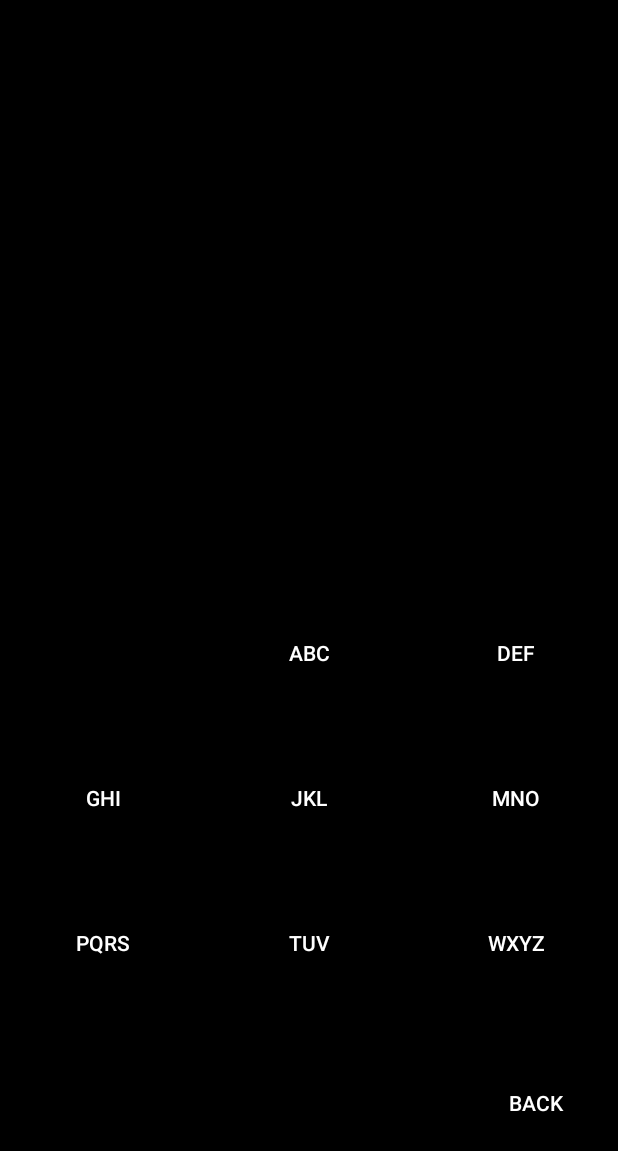
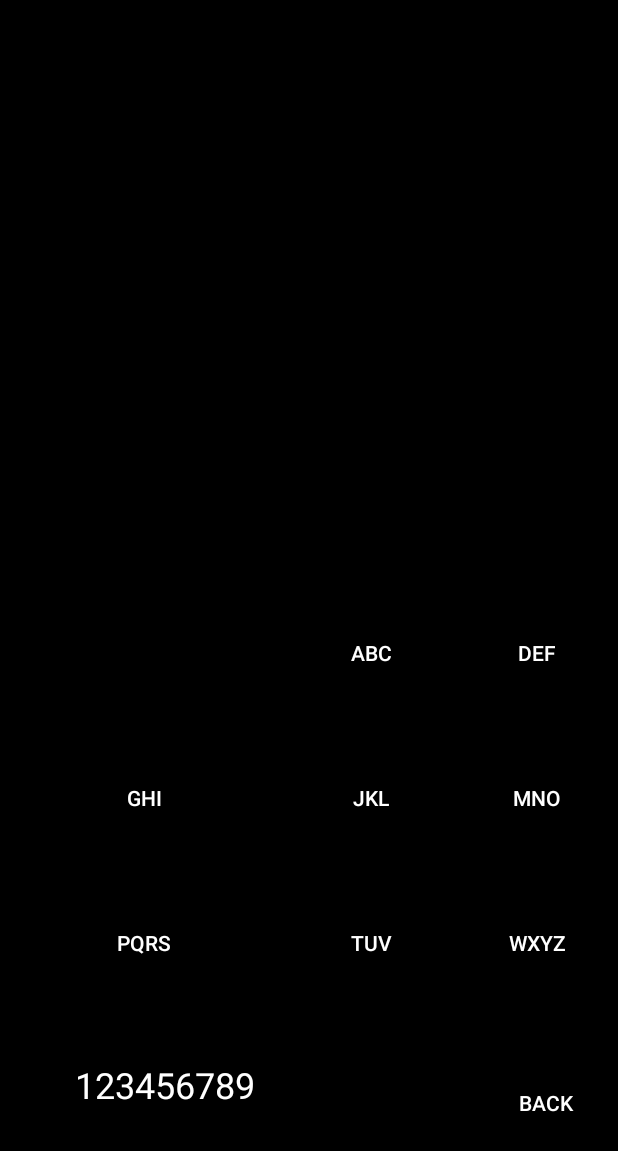
Before and after one commit to anshulagx/Productivity-Launcher, an Android app: the layout fragment_c_layout.xml on its own in the app's theme, with its tools: preview values and no code run, on a phone screen of 412 x 824 dp. Shown: the top 1151 px of the screen. Run offline under Robolectric (Android 15) with nearby library versions, the phone set to English and light mode, and no system bars.

Commit message:
Call interface ui improvement

```diff
--- a/app/src/main/java/com/example/launcher/FragmentC.java
+++ b/app/src/main/java/com/example/launcher/FragmentC.java
@@ -17,6 +17,7 @@ import android.view.View;
 import android.view.ViewGroup;
 import android.widget.Button;
 import android.widget.FrameLayout;
+import android.widget.TextView;
 
 import androidx.annotation.NonNull;
 import androidx.annotation.Nullable;
@@ -119,6 +120,9 @@ public class FragmentC extends Fragment implements View.OnClickListener {
 
         }
 
+        TextView t=((TextView)getView().findViewById(R.id.tokenDisplay));
+        t.setText(token);
+
         if (token.length()==10)
         {
 
--- a/app/src/main/res/layout/fragment_c_layout.xml
+++ b/app/src/main/res/layout/fragment_c_layout.xml
@@ -140,7 +140,18 @@
                 android:layout_weight="5"
                 android:background="@color/colorPrimaryDark"
                 android:text=""
-                android:textColor="@color/colorPrimary" />
+                android:textColor="@color/colorPrimary">
+
+                <TextView
+                    android:id="@+id/tokenDisplay"
+                    android:layout_width="match_parent"
+                    android:layout_height="match_parent"
+                    android:paddingLeft="50dp"
+                    android:paddingTop="30dp"
+                    android:text="123456789"
+                    android:textColor="@color/colorPrimary"
+                    android:textSize="24sp" />
+            </FrameLayout>
 
             <FrameLayout
 
```
